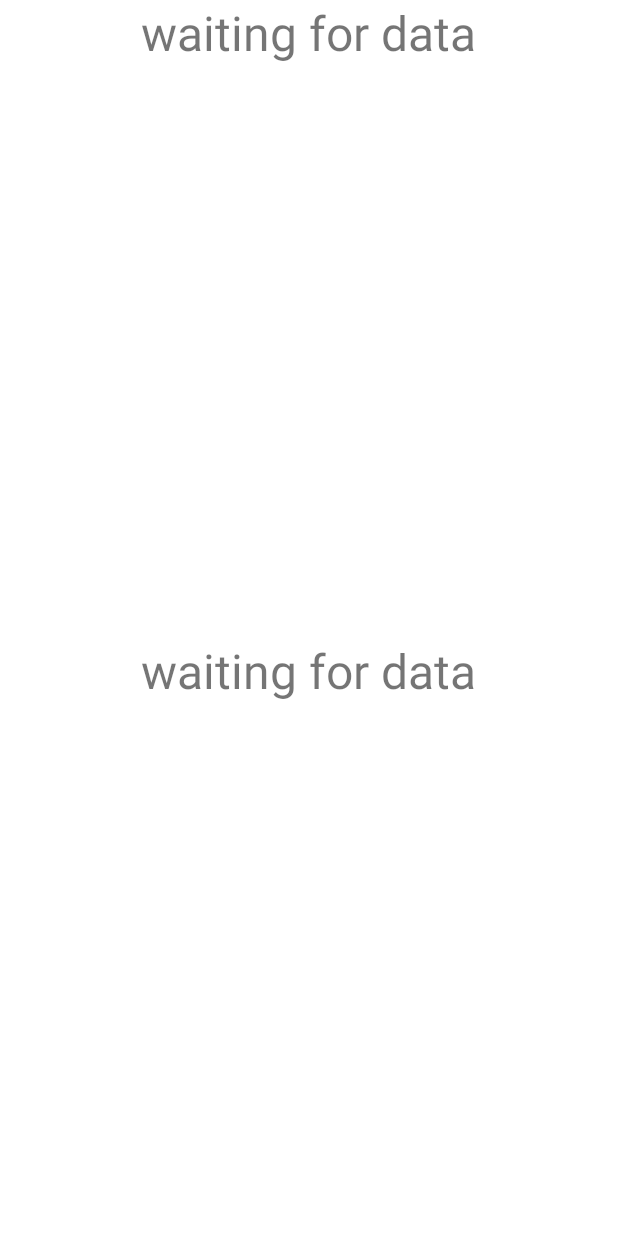
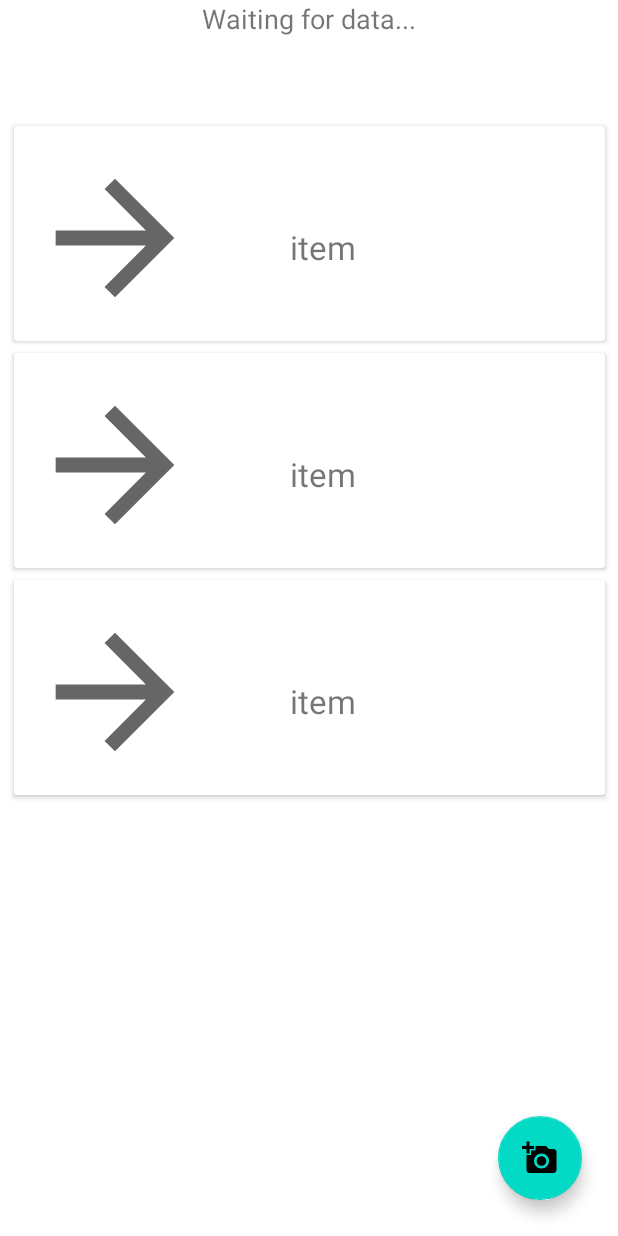
Before and after one commit to Sharkerz/InstaBus, an Android app: the layout activity_station_detail.xml on its own in the app's theme, with its tools: preview values and no code run, on a phone screen of 412 x 824 dp. Run offline under Robolectric (Android 15) with nearby library versions, the phone set to English and light mode, and no system bars.

Commit message:
add take picture

```diff
--- a/app/build.gradle
+++ b/app/build.gradle
@@ -62,5 +62,6 @@ dependencies {
     implementation "com.squareup.retrofit2:converter-moshi:2.4.0"
     implementation "com.squareup.okhttp3:okhttp:3.14.9"
     implementation 'com.squareup.retrofit2:converter-gson:2.5.0'
+    implementation 'com.readystatesoftware.sqliteasset:sqliteassethelper:2.0.1'
 
 }
--- /dev/null
+++ b/app/src/main/res/drawable/ic_baseline_add_a_photo_24.xml
@@ -0,0 +1,10 @@
+<vector xmlns:android="http://schemas.android.com/apk/res/android"
+    android:width="24dp"
+    android:height="24dp"
+    android:viewportWidth="24"
+    android:viewportHeight="24"
+    android:tint="?attr/colorControlNormal">
+  <path
+      android:fillColor="@android:color/white"
+      android:pathData="M3,4V1h2v3h3v2H5v3H3V6H0V4H3zM6,10V7h3V4h7l1.83,2H21c1.1,0 2,0.9 2,2v12c0,1.1 -0.9,2 -2,2H5c-1.1,0 -2,-0.9 -2,-2V10H6zM13,19c2.76,0 5,-2.24 5,-5s-2.24,-5 -5,-5s-5,2.24 -5,5S10.24,19 13,19zM9.8,14c0,1.77 1.43,3.2 3.2,3.2s3.2,-1.43 3.2,-3.2s-1.43,-3.2 -3.2,-3.2S9.8,12.23 9.8,14z"/>
+</vector>
--- a/app/src/main/res/layout/activity_station_detail.xml
+++ b/app/src/main/res/layout/activity_station_detail.xml
@@ -8,33 +8,40 @@
         android:layout_height="match_parent"
         tools:context=".StationDetailActivity">
 
-        <TextView
-            android:id="@+id/street_name"
+        <androidx.recyclerview.widget.RecyclerView
+            android:id="@+id/recycler_picture_list"
+            android:layout_width="410dp"
+            android:layout_height="660dp"
+            android:layout_marginTop="76dp"
+            android:clipToPadding="false"
+            android:padding="4dp"
+            app:layout_constraintEnd_toEndOf="parent"
+            app:layout_constraintStart_toStartOf="parent"
+            app:layout_constraintTop_toTopOf="parent"
+            tools:listitem="@layout/picture_item" />
+
+        <com.google.android.material.floatingactionbutton.FloatingActionButton
+            android:id="@+id/addPictureButton"
             android:layout_width="wrap_content"
             android:layout_height="wrap_content"
-            android:text="waiting for data"
-            android:textSize="32dp"
-            android:gravity="center"
+            android:layout_marginEnd="24dp"
+            android:layout_marginBottom="24dp"
+            android:clickable="true"
+            app:layout_constraintBottom_toBottomOf="parent"
             app:layout_constraintEnd_toEndOf="parent"
-            app:layout_constraintHorizontal_bias="0.497"
-            app:layout_constraintStart_toStartOf="parent"
-            tools:ignore="MissingConstraints"
-            tools:layout_editor_absoluteY="264dp" />
+            app:srcCompat="@drawable/ic_baseline_add_a_photo_24" />
 
         <TextView
-            android:id="@+id/id"
+            android:id="@+id/station_name"
             android:layout_width="wrap_content"
             android:layout_height="wrap_content"
-            android:gravity="center"
-            android:text="waiting for data"
-            android:textSize="32dp"
-            app:layout_constraintBottom_toBottomOf="parent"
+            android:textSize="18dp"
+            android:text="Waiting for data..."
+            app:layout_constraintBottom_toTopOf="@+id/recycler_view_list"
             app:layout_constraintEnd_toEndOf="parent"
-            app:layout_constraintHorizontal_bias="0.497"
             app:layout_constraintStart_toStartOf="parent"
-            app:layout_constraintTop_toTopOf="parent"
-            app:layout_constraintVertical_bias="0.545"
-            tools:ignore="MissingConstraints" />
+            app:layout_constraintTop_toTopOf="parent" />
+
     </androidx.constraintlayout.widget.ConstraintLayout>
 
 </layout>
--- /dev/null
+++ b/app/src/main/res/layout/picture_item.xml
@@ -0,0 +1,44 @@
+<?xml version="1.0" encoding="utf-8"?>
+<androidx.cardview.widget.CardView
+    xmlns:android="http://schemas.android.com/apk/res/android"
+    xmlns:app="http://schemas.android.com/apk/res-auto"
+    xmlns:tools="http://schemas.android.com/tools"
+    android:layout_width="match_parent"
+    android:layout_height="wrap_content"
+    android:layout_margin="4dp">
+
+    <RelativeLayout
+        android:layout_width="match_parent"
+        android:layout_height="match_parent"
+        android:layout_gravity="center"
+        android:padding="8dp">
+
+        <TextView
+            android:id="@+id/title"
+            android:layout_width="204dp"
+            android:layout_height="wrap_content"
+            android:layout_alignParentStart="true"
+            android:layout_alignParentTop="true"
+            android:layout_marginStart="168dp"
+            android:layout_marginTop="50dp"
+            android:gravity="center_vertical"
+            android:maxWidth="300sp"
+            android:padding="8dp"
+            android:text="@string/test_item"
+            android:textSize="22sp" />
+
+        <ImageView
+            android:id="@+id/imageView"
+            android:layout_width="136dp"
+            android:layout_height="121dp"
+            android:layout_alignParentTop="true"
+            android:layout_alignParentEnd="true"
+            android:layout_centerInParent="true"
+            android:layout_marginLeft="12dp"
+            android:layout_marginTop="6dp"
+            android:layout_marginEnd="259dp"
+            android:gravity="center_vertical"
+            app:srcCompat="@drawable/arrow_left" />
+    </RelativeLayout>
+
+</androidx.cardview.widget.CardView>
--- a/app/src/main/res/values/strings.xml
+++ b/app/src/main/res/values/strings.xml
@@ -4,4 +4,6 @@
     <string name="title_map">Map</string>
 
     <string name="test_item">item</string>
+
+    <string name="OK">OK</string>
 </resources>
```
Also changed, not shown: app/src/main/AndroidManifest.xml (+9 -8 lines), app/src/main/java/com/example/instabus/DBHelper/DBHelper.kt (added, +52 -0 lines), app/src/main/java/com/example/instabus/Picture.kt (added, +8 -0 lines), app/src/main/java/com/example/instabus/PictureAdapter.kt (added, +30 -0 lines), app/src/main/java/com/example/instabus/StationDetailActivity.kt (+48 -2 lines), app/src/main/java/com/example/instabus/TakePictureActivity.kt (added, +108 -0 lines), app/src/main/java/com/example/instabus/Utils/Utils.kt (added, +19 -0 lines), app/src/main/res/layout/activity_take_picture.xml (added, +42 -0 lines), app/src/main/assets/databases/database.db (added).
